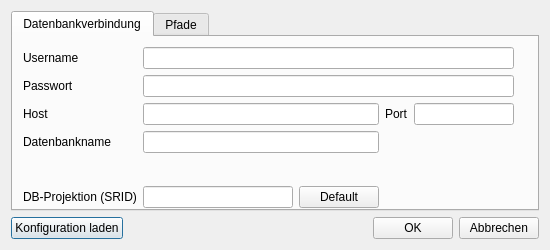
Above: src/verschneidungstool/PyQt/settings.ui from MaxBo/verschneidungstool before the change. Below: the same form after it.
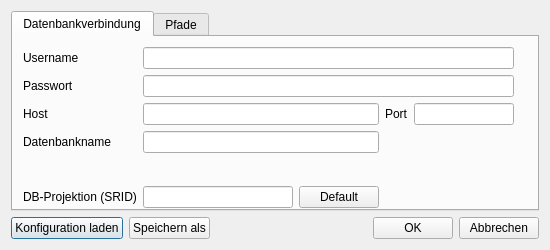
That is the form after the change.

Commit message: save config as; fixed load config from

Patch:
```diff
--- a/src/verschneidungstool/PyQt/settings.ui
+++ b/src/verschneidungstool/PyQt/settings.ui
@@ -47,6 +47,13 @@
        </property>
       </widget>
      </item>
+     <item>
+      <widget class="QPushButton" name="save_as_button">
+       <property name="text">
+        <string>Speichern als</string>
+       </property>
+      </widget>
+     </item>
      <item>
       <spacer name="horizontalSpacer">
        <property name="orientation">
```
The commit also changes 2 other files.
